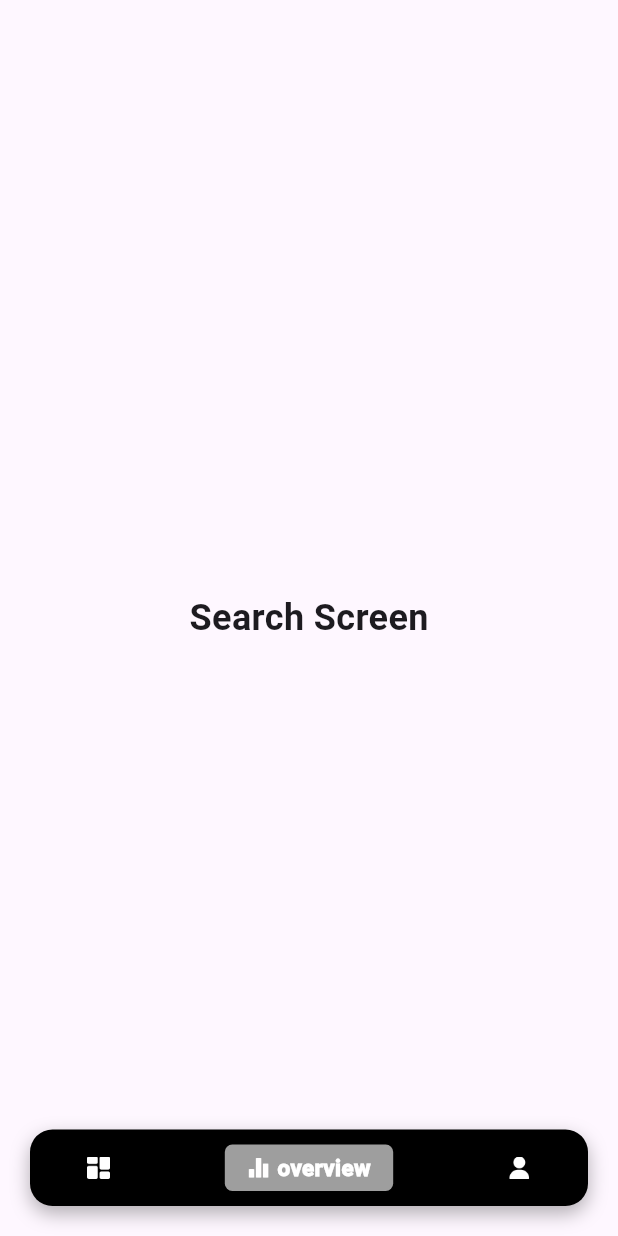
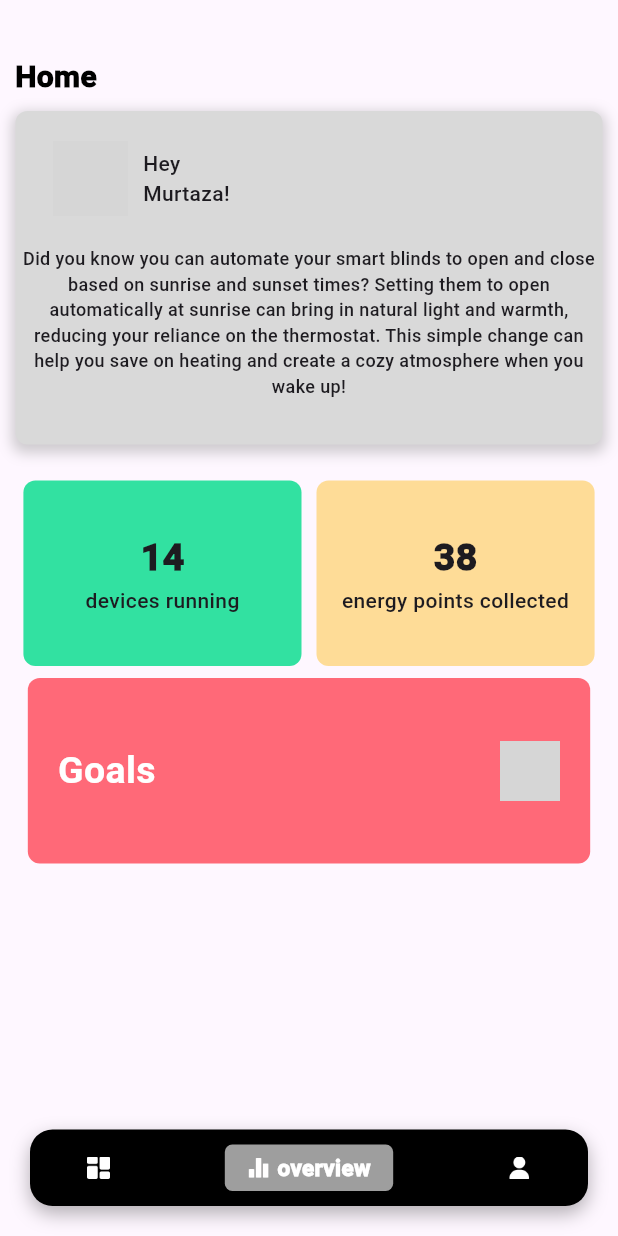
Before and after one commit to Mortza1/nextgen, a Flutter app: the screen it shows after launch, item 2 of the bottom bar chosen, on a phone screen of 412 x 824 dp. Run offline on Flutter 3.47's test engine with Material 3 defaults, Android fonts, the phone set to English and light mode, and no system bars; grey boxes are pictures that could not be loaded.

Commit message:
overview page done

```diff
--- /dev/null
+++ b/lib/pages/overview.dart
@@ -0,0 +1,187 @@
+import 'package:flutter/material.dart';
+import 'package:nextgen_software/pages/home_page_body.dart';
+
+class OverviewScreen extends StatefulWidget {
+  @override
+  _OverviewScreenState createState() => _OverviewScreenState();
+}
+
+class _OverviewScreenState extends State<OverviewScreen> {
+  @override
+  Widget build(BuildContext context) {
+    return Scaffold(
+      body: Column(
+        children: [
+          _overviewHeader(),
+          _summaryCard(),
+          _overviewCards()
+        ],
+      ),
+    );
+  }
+
+  Widget _overviewHeader() {
+    return Container(
+      width: MediaQuery.of(context).size.width,
+      height: MediaQuery.of(context).size.height * 0.08,
+      padding: EdgeInsets.symmetric(horizontal: 10),
+      child: Row(
+        crossAxisAlignment: CrossAxisAlignment.end,
+        children: [
+          Text("Home", style: TextStyle(color: Colors.black, fontWeight: FontWeight.w900, fontSize: 20),)
+        ],
+      ),
+    );
+  }
+  Widget _summaryCard() {
+    return Padding(
+      padding: const EdgeInsets.symmetric(vertical: 8),
+      child: Container(
+        height: MediaQuery.of(context).size.height * 0.27,
+        width: MediaQuery.of(context).size.width * 0.95,
+        decoration: BoxDecoration(
+          color: Color(0xffd9d9d9),
+          borderRadius: BorderRadius.circular(8),
+          boxShadow: [
+            BoxShadow(
+              color: Colors.grey.withOpacity(0.5), // Shadow color with opacity
+              spreadRadius: 2, // How much the shadow spreads
+              blurRadius: 7, // How blurry the shadow is
+              offset: Offset(0, 3), // Offset of the shadow (x, y)
+            ),
+          ],
+        ),
+        child: Column(
+          children: [
+            Padding(
+              padding: const EdgeInsets.symmetric(horizontal: 25, vertical: 20),
+              child: Row(
+                children: [
+                  Image.asset('assets/images/man.png', height: 50,),
+                  SizedBox(width: 10,),
+                  Column(
+                    crossAxisAlignment: CrossAxisAlignment.start,
+                    children: [
+                      Text('Hey'),
+                      Text('Murtaza!')
+                    ],
+                  )
+                ],
+              ),
+            ),
+            Padding(
+              padding: const EdgeInsets.symmetric(horizontal: 5),
+              child: Text("Did you know you can automate your smart blinds to open and close based on sunrise and sunset times? Setting them to open automatically at sunrise can bring in natural light and warmth, reducing your reliance on the thermostat. This simple change can help you save on heating and create a cozy atmosphere when you wake up!",
+              textAlign: TextAlign.center, style: TextStyle(fontSize: 12),),
+            )
+          ],
+        ),
+      ),
+    );
+  }
+  Widget _overviewCards() {
+    return Padding(
+      padding: const EdgeInsets.symmetric(vertical: 8, horizontal: 5),
+      child: SizedBox(
+        width: MediaQuery.of(context).size.width,
+        child: Column(
+          children: [
+            Padding(
+              padding: const EdgeInsets.all(8.0),
+              child: Row(
+                mainAxisAlignment: MainAxisAlignment.center,
+                children: [
+              _totalDevicesCard(),
+              SizedBox(width: 10,),
+              _energyPointsCard()
+                ],
+              ),
+            ),
+            _goalsCard()
+          ],
+        ),
+      )
+    );
+  }
+
+  Widget _totalDevicesCard() {
+    return Container(
+      height: MediaQuery.of(context).size.height * 0.15,
+      width: MediaQuery.of(context).size.width * 0.45,
+      decoration: BoxDecoration(
+        color: Color(0xff32E1A1),
+        borderRadius: BorderRadius.circular(8)
+      ),
+      child: Center(
+        child: Column(
+          mainAxisAlignment: MainAxisAlignment.center,
+          children: [
+            Text('14', style: TextStyle(fontWeight: FontWeight.w900, fontSize: 25),),
+            Text('devices running')
+          ],
+        ),
+      ),
+    );
+  }
+  Widget _energyPointsCard() {
+    return Container(
+      height: MediaQuery.of(context).size.height * 0.15,
+      width: MediaQuery.of(context).size.width * 0.45,
+      padding: EdgeInsets.symmetric(horizontal: 10),
+      decoration: BoxDecoration(
+          color: Color(0xffFEDC97),
+          borderRadius: BorderRadius.circular(8)
+      ),
+      child: Center(
+        child: Column(
+          mainAxisAlignment: MainAxisAlignment.center,
+          crossAxisAlignment: CrossAxisAlignment.center,
+          children: [
+            Text('38', style: TextStyle(fontWeight: FontWeight.w900, fontSize: 25)),
+            Text('energy points collected', textAlign: TextAlign.center,)
+          ],
+        ),
+      ),
+    );
+  }
+  Widget _goalsCard() {
+    return Material(
+      color: Colors.transparent, // Maintain the container's background color
+      child: InkWell(
+        onTap: () {
+          // Do nothing for now
+        },
+        borderRadius: BorderRadius.circular(8), // Match container radius
+        child: Container(
+          height: MediaQuery.of(context).size.height * 0.15,
+          width: MediaQuery.of(context).size.width * 0.91,
+          padding: EdgeInsets.symmetric(horizontal: 20),
+          decoration: BoxDecoration(
+            color: Color(0xffFF6978),
+            borderRadius: BorderRadius.circular(8),
+          ),
+          child: Center(
+            child: Row(
+              mainAxisAlignment: MainAxisAlignment.spaceBetween,
+              children: [
+                Text(
+                  'Goals',
+                  style: TextStyle(
+                    color: Colors.white,
+                    fontSize: 25,
+                    fontWeight: FontWeight.w700,
+                  ),
+                ),
+                Image.asset(
+                  'assets/images/target.png',
+                  height: 40,
+                ),
+              ],
+            ),
+          ),
+        ),
+      ),
+    );
+  }
+
+}
--- a/lib/pages/tab.dart
+++ b/lib/pages/tab.dart
@@ -1,5 +1,6 @@
 import 'package:flutter/material.dart';
 import 'package:nextgen_software/pages/home_page_body.dart';
+import 'package:nextgen_software/pages/overview.dart';
 
 class CustomTabScreen extends StatefulWidget {
   @override
@@ -11,7 +12,7 @@ class _CustomTabScreenState extends State<CustomTabScreen> {
 
   final List<Widget> _screens = [
     HomePageBody(),
-    ScreenTwo(),
+    OverviewScreen(),
     ScreenThree(),
   ];
 
```
Also changed, not shown: lib/pages/tv.dart (added).
